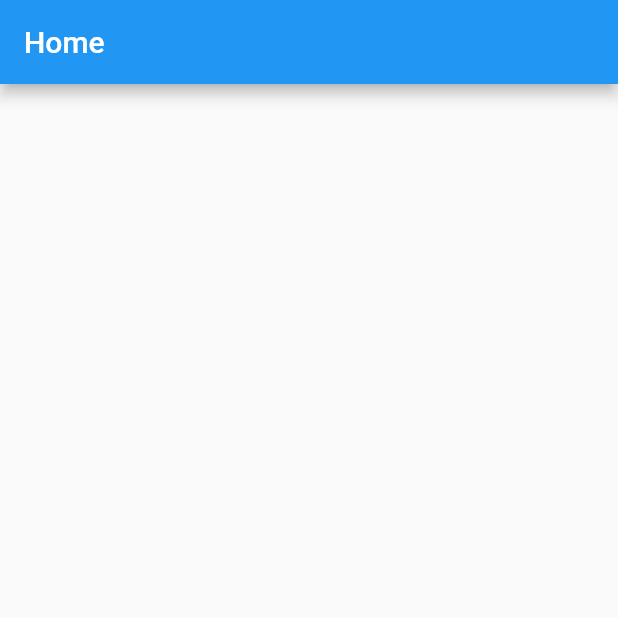
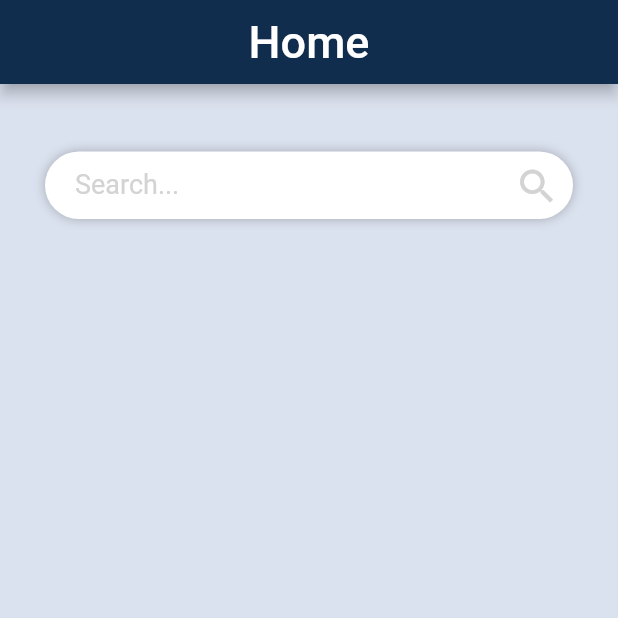
Before and after one commit to jpgSouza/film-app-lab, a Flutter app: the screen it shows after launch, on a phone screen of 412 x 824 dp, the top half of it. Run offline on Flutter 3.47's test engine with Material 2 defaults, Android fonts, the phone set to English and light mode, and no system bars; our stand-ins replace dio, flutter_modular, mobx; generated files the repository leaves out were written again.

Commit message:
Barra de pesquisa do modulo home

```diff
--- a/lib/app/app_widget.dart
+++ b/lib/app/app_widget.dart
@@ -7,6 +7,7 @@ class AppWidget extends StatelessWidget {
     return MaterialApp(
       navigatorKey: Modular.navigatorKey,
       title: 'Flutter Slidy',
+      debugShowCheckedModeBanner: false,
       theme: ThemeData(
         primarySwatch: Colors.blue,
       ),
--- a/lib/app/modules/home/home_controller.dart
+++ b/lib/app/modules/home/home_controller.dart
@@ -14,5 +14,4 @@ abstract class _HomeControllerBase with Store {
   void increment() {
     value++;
   }
-
 }
--- a/lib/app/modules/home/home_module.dart
+++ b/lib/app/modules/home/home_module.dart
@@ -1,3 +1,5 @@
+import 'package:dio/dio.dart';
+import 'repositories/home_repository.dart';
 import 'home_controller.dart';
 import 'package:flutter_modular/flutter_modular.dart';
 
@@ -6,6 +8,7 @@ import 'home_page.dart';
 class HomeModule extends ChildModule {
   @override
   List<Bind> get binds => [
+        $HomeRepository,
         $HomeController,
       ];
 
--- a/lib/app/modules/home/home_page.dart
+++ b/lib/app/modules/home/home_page.dart
@@ -1,3 +1,5 @@
+import 'package:film_app_lab/app/shared/constants/color/app_colors.dart';
+import 'package:film_app_lab/app/shared/constants/dimens/app_dimens.dart';
 import 'package:flutter/material.dart';
 import 'package:flutter_modular/flutter_modular.dart';
 import 'home_controller.dart';
@@ -11,16 +13,57 @@ class HomePage extends StatefulWidget {
 }
 
 class _HomePageState extends ModularState<HomePage, HomeController> {
-  //use 'controller' variable to access controller
-
   @override
   Widget build(BuildContext context) {
     return Scaffold(
+      backgroundColor: AppColors.LIGHT_BLUE,
       appBar: AppBar(
-        title: Text(widget.title),
+        backgroundColor: AppColors.DARKER_BLUE,
+        title: Text(
+          "Home",
+          style: TextStyle(
+            fontSize: AppDimens.TITLE_FONT_SIZE,
+          ),
+        ),
+        centerTitle: true,
       ),
       body: Column(
         children: <Widget>[
+          Container(
+            height: 45.0,
+            margin: EdgeInsets.only(left: 30.0, right: 30.0, top: 45.0),
+            decoration: BoxDecoration(
+              color: Colors.white,
+              borderRadius: BorderRadius.circular(30.0),
+              boxShadow: [
+                BoxShadow(
+                  color: Colors.black26,
+                  blurRadius: 6.0,
+                ),
+              ],
+            ),
+            child: TextField(
+              style: TextStyle(
+                color: Colors.black26,
+                fontSize: AppDimens.DEFAULT_FONT_SIZE,
+              ),
+              decoration: InputDecoration(
+                border: InputBorder.none,
+                suffixIcon: IconButton(
+                  icon: Icon(Icons.search),
+                  iconSize: 30.0,
+                  color: AppColors.GRAY,
+                  onPressed: () {},
+                ),
+                hintText: "Search...",
+                hintStyle: TextStyle(color: AppColors.GRAY),
+                contentPadding: EdgeInsets.symmetric(
+                  horizontal: 20.0,
+                  vertical: 10.0,
+                ),
+              ),
+            ),
+          ),
         ],
       ),
     );
--- /dev/null
+++ b/lib/app/modules/home/repositories/interfaces/home_repository_interface.dart
@@ -0,0 +1,5 @@
+import 'package:flutter_modular/flutter_modular.dart';
+
+abstract class IHomeRepository implements Disposable {
+  Future fetchPost();
+}
```
Also changed, not shown: lib/app/modules/home/repositories/home_repository.dart (added, +23 -0 lines), lib/app/modules/home/repositories/home_repository.g.dart (added), pubspec.lock, 1 other file.
